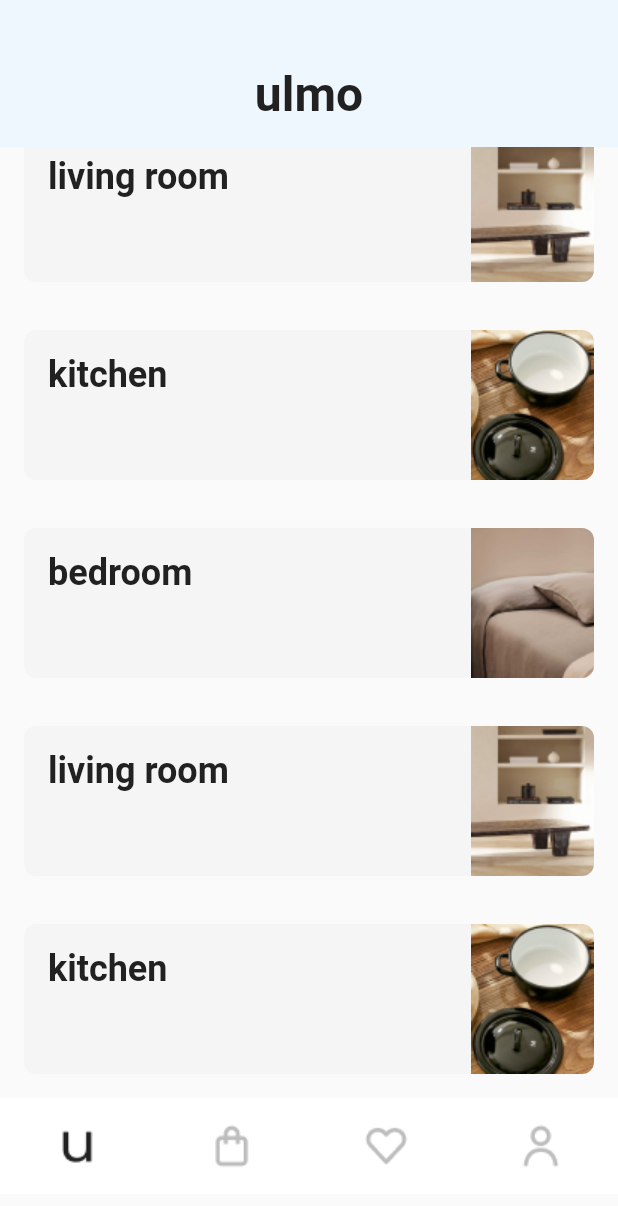
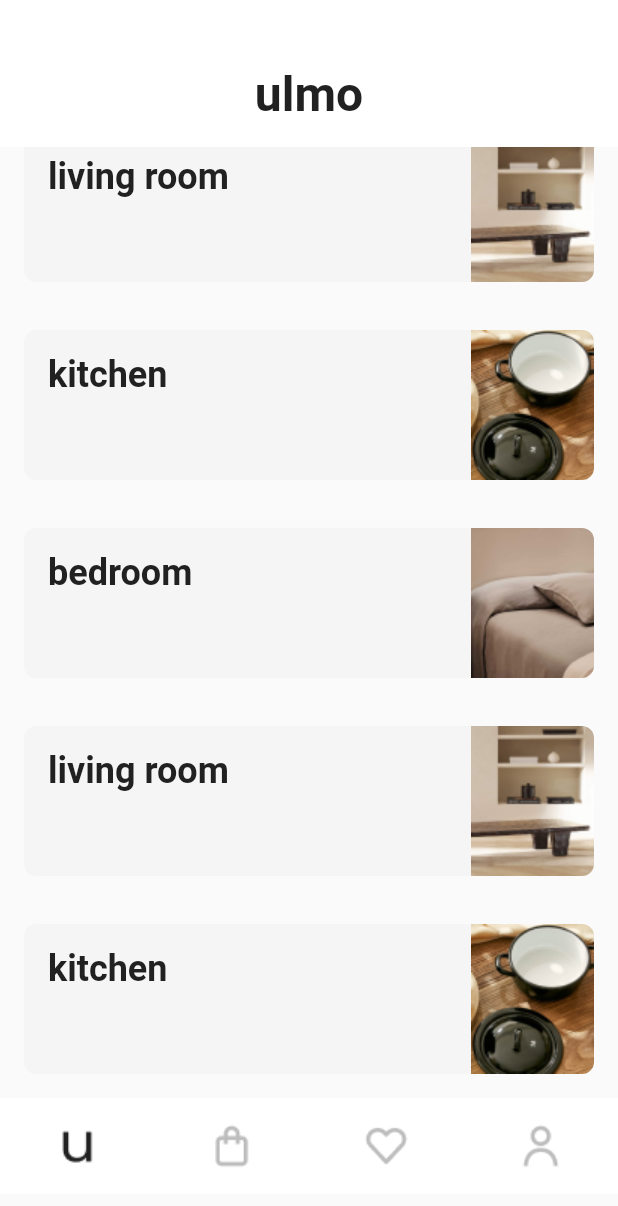
Before and after one commit to Bojan227/e_commerce_app, a Flutter app: the screen it shows after launch, scrolled down 402 dp, on a phone screen of 412 x 824 dp. Shown: the top 1206 px of the screen. Run offline on Flutter 3.47's test engine with Material 2 defaults, Android fonts, the phone set to English and light mode, and no system bars; our stand-ins replace auto_route; Roboto replaces fonts that are missing (Poppins).

```diff
--- a/lib/main.dart
+++ b/lib/main.dart
@@ -1,6 +1,7 @@
+import 'package:ecommerce_app/core/router/router_config.dart';
 import 'package:ecommerce_app/core/theme/color_palette.dart';
+import 'package:ecommerce_app/core/theme/main_config.dart';
 import 'package:ecommerce_app/core/theme/text_theme.dart';
-import 'package:ecommerce_app/presentation/ui/main_screen.dart';
 import 'package:flutter/material.dart';
 
 void main() {
@@ -12,16 +13,19 @@ class MyApp extends StatelessWidget {
 
   @override
   Widget build(BuildContext context) {
-    return MaterialApp(
+    final appRouter = AppRouter();
+
+    return MaterialApp.router(
+      routerConfig: appRouter.config(),
       title: 'Ulmo E-Commerce',
       theme: ThemeData.light().copyWith(
         useMaterial3: true,
         extensions: <ThemeExtension<dynamic>>[
           ColorPalette.light,
-          CustomTextTheme.textTheme
+          CustomTextTheme.textTheme,
+          MainConfig.mainConfig
         ],
       ),
-      home: const MainScreen(),
     );
   }
 }
--- a/lib/presentation/ui/home/home_screen.dart
+++ b/lib/presentation/ui/home/home_screen.dart
@@ -1,14 +1,19 @@
+import 'package:auto_route/auto_route.dart';
+import 'package:ecommerce_app/core/theme/main_config.dart';
 import 'package:ecommerce_app/presentation/ui/home/widgets/app_bar.dart';
 import 'package:ecommerce_app/presentation/ui/home/widgets/category_list.dart';
 import 'package:ecommerce_app/presentation/ui/home/widgets/stories_list.dart';
 import 'package:ecommerce_app/presentation/ui/widgets/search_bar.dart';
 import 'package:flutter/material.dart';
 
+@RoutePage()
 class HomeScreen extends StatelessWidget {
   const HomeScreen({super.key});
 
   @override
   Widget build(BuildContext context) {
+    final mainConfig = Theme.of(context).extension<MainConfig>()!;
+
     return Scaffold(
       body: CustomScrollView(
         slivers: [
@@ -18,7 +23,9 @@ class HomeScreen extends StatelessWidget {
               childCount: 1,
               (context, index) {
                 return Container(
-                  padding: const EdgeInsets.symmetric(horizontal: 16),
+                  padding: EdgeInsets.symmetric(
+                    horizontal: mainConfig.screenPadding,
+                  ),
                   child: const Column(
                     children: [
                       SearchBarWidget(),
--- a/lib/presentation/ui/home/widgets/app_bar.dart
+++ b/lib/presentation/ui/home/widgets/app_bar.dart
@@ -11,6 +11,7 @@ class AppBarWidget extends StatelessWidget {
     final textTheme = Theme.of(context).extension<CustomTextTheme>()!;
 
     return SliverAppBar(
+      surfaceTintColor: colorPalette.white,
       pinned: true,
       expandedHeight: 158,
       bottom: PreferredSize(
--- a/lib/presentation/ui/home/widgets/bottom_tab.dart
+++ b/lib/presentation/ui/home/widgets/bottom_tab.dart
@@ -1,10 +1,13 @@
+import 'package:auto_route/auto_route.dart';
 import 'package:ecommerce_app/core/constants/main.dart';
 import 'package:ecommerce_app/core/theme/color_palette.dart';
 import 'package:ecommerce_app/presentation/ui/home/widgets/tab_item.dart';
 import 'package:flutter/material.dart';
 
 class BottomTabContainer extends StatelessWidget {
-  const BottomTabContainer({super.key});
+  final TabsRouter tabsRouter;
+
+  const BottomTabContainer({super.key, required this.tabsRouter});
 
   @override
   Widget build(BuildContext context) {
@@ -16,7 +19,16 @@ class BottomTabContainer extends StatelessWidget {
       child: Row(
         mainAxisAlignment: MainAxisAlignment.spaceAround,
         children: [
-          for (String asset in tabAssets) TabItem(imagePath: asset),
+          for (int index = 0; index < tabAssets.length; index += 1)
+            GestureDetector(
+              onTap: () {
+                tabsRouter.setActiveIndex(index);
+              },
+              child: TabItem(
+                isSelected: tabsRouter.activeIndex == index,
+                imagePath: tabAssets[index],
+              ),
+            ),
         ],
       ),
     );
--- a/lib/presentation/ui/home/widgets/category_item.dart
+++ b/lib/presentation/ui/home/widgets/category_item.dart
@@ -1,3 +1,5 @@
+import 'package:auto_route/auto_route.dart';
+import 'package:ecommerce_app/core/router/router_config.gr.dart';
 import 'package:ecommerce_app/core/theme/color_palette.dart';
 import 'package:ecommerce_app/core/theme/text_theme.dart';
 import 'package:flutter/material.dart';
@@ -13,7 +15,12 @@ class CategoryItem extends StatelessWidget {
     final colorPalette = Theme.of(context).extension<ColorPalette>()!;
     final textTheme = Theme.of(context).extension<CustomTextTheme>()!;
 
-    return Padding(
+    return GestureDetector(
+      onTap: () {
+        AutoRouter.of(context).push(PageRouteInfo('CategoryScreen',
+            args: CategoryScreenArgs(title: label)));
+      },
+      child: Padding(
         padding: const EdgeInsets.symmetric(vertical: 16),
         child: Container(
           height: 100,
@@ -29,9 +36,9 @@ class CategoryItem extends StatelessWidget {
                   padding: const EdgeInsets.only(
                       left: 16, top: 16, bottom: 52, right: 16),
                   child: Text(
-                  label,
-                  style:
-                      textTheme.titleLarge.copyWith(color: colorPalette.black),
+                    label.toLowerCase(),
+                    style: textTheme.titleLarge
+                        .copyWith(color: colorPalette.black),
                   ),
                 ),
               ),
@@ -49,6 +56,7 @@ class CategoryItem extends StatelessWidget {
             ],
           ),
         ),
+      ),
     );
   }
 }
--- a/lib/presentation/ui/home/widgets/category_list.dart
+++ b/lib/presentation/ui/home/widgets/category_list.dart
@@ -10,17 +10,17 @@ class CategoryList extends StatelessWidget {
       child: Column(
         children: [
           CategoryItem(
-              label: 'bedroom', image: 'lib/core/assets/category_1.png'),
+              label: 'Bedroom', image: 'lib/core/assets/category_1.png'),
           CategoryItem(
-              label: 'living room', image: 'lib/core/assets/category_2.png'),
+              label: 'Living room', image: 'lib/core/assets/category_2.png'),
           CategoryItem(
-              label: 'kitchen', image: 'lib/core/assets/category_3.png'),
+              label: 'Kitchen', image: 'lib/core/assets/category_3.png'),
           CategoryItem(
-              label: 'bedroom', image: 'lib/core/assets/category_1.png'),
+              label: 'Bedroom', image: 'lib/core/assets/category_1.png'),
           CategoryItem(
-              label: 'living room', image: 'lib/core/assets/category_2.png'),
+              label: 'Living room', image: 'lib/core/assets/category_2.png'),
           CategoryItem(
-              label: 'kitchen', image: 'lib/core/assets/category_3.png')
+              label: 'Kitchen', image: 'lib/core/assets/category_3.png')
         ],
       ),
     );
--- a/lib/presentation/ui/home/widgets/tab_item.dart
+++ b/lib/presentation/ui/home/widgets/tab_item.dart
@@ -1,18 +1,23 @@
+import 'package:ecommerce_app/core/theme/color_palette.dart';
 import 'package:flutter/material.dart';
 
 class TabItem extends StatelessWidget {
-  const TabItem({super.key, required this.imagePath});
+  const TabItem({super.key, required this.imagePath, required this.isSelected});
 
   final String imagePath;
+  final bool isSelected;
 
   @override
   Widget build(BuildContext context) {
+    final colorPalette = Theme.of(context).extension<ColorPalette>()!;
+
     return Container(
       padding: const EdgeInsets.symmetric(horizontal: 31, vertical: 16),
       child: Image(
         image: AssetImage(imagePath),
         width: 32,
         height: 32,
+        color: isSelected ? colorPalette.black : colorPalette.grey400,
       ),
     );
   }
--- a/lib/presentation/ui/main_screen.dart
+++ b/lib/presentation/ui/main_screen.dart
@@ -1,15 +1,29 @@
-import 'package:ecommerce_app/presentation/ui/home/home_screen.dart';
+import 'package:auto_route/auto_route.dart';
 import 'package:ecommerce_app/presentation/ui/home/widgets/bottom_tab.dart';
 import 'package:flutter/material.dart';
 
+@RoutePage()
 class MainScreen extends StatelessWidget {
   const MainScreen({super.key});
 
   @override
   Widget build(BuildContext context) {
-    return const Scaffold(
-      bottomNavigationBar: BottomTabContainer(),
-      body: HomeScreen(),
+    return AutoTabsRouter(
+      routes: const [
+        PageRouteInfo('HomeNavWrapper'),
+        PageRouteInfo('BagScreen')
+      ],
+      transitionBuilder: (context, child, animation) => FadeTransition(
+        opacity: animation,
+        child: child,
+      ),
+      builder: (context, child) {
+        final tabsRouter = AutoTabsRouter.of(context);
+        return Scaffold(
+          bottomNavigationBar: BottomTabContainer(tabsRouter: tabsRouter),
+          body: child,
+        );
+      },
     );
   }
 }
```
Lines whose indentation alone changed are shown as unchanged.
